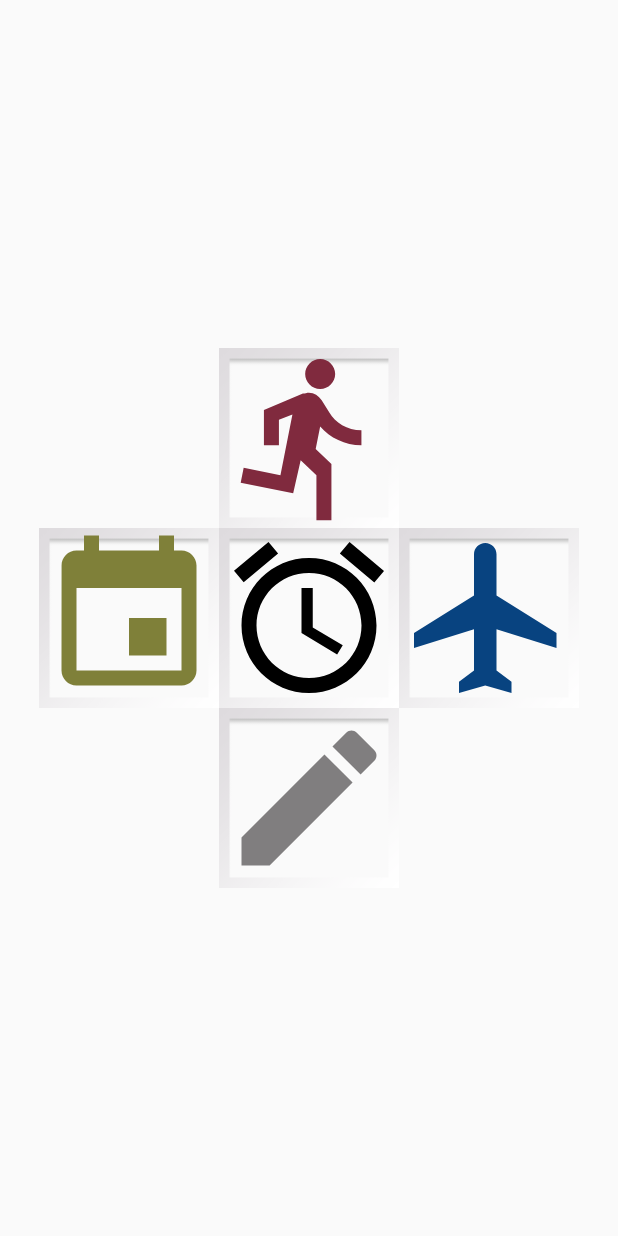
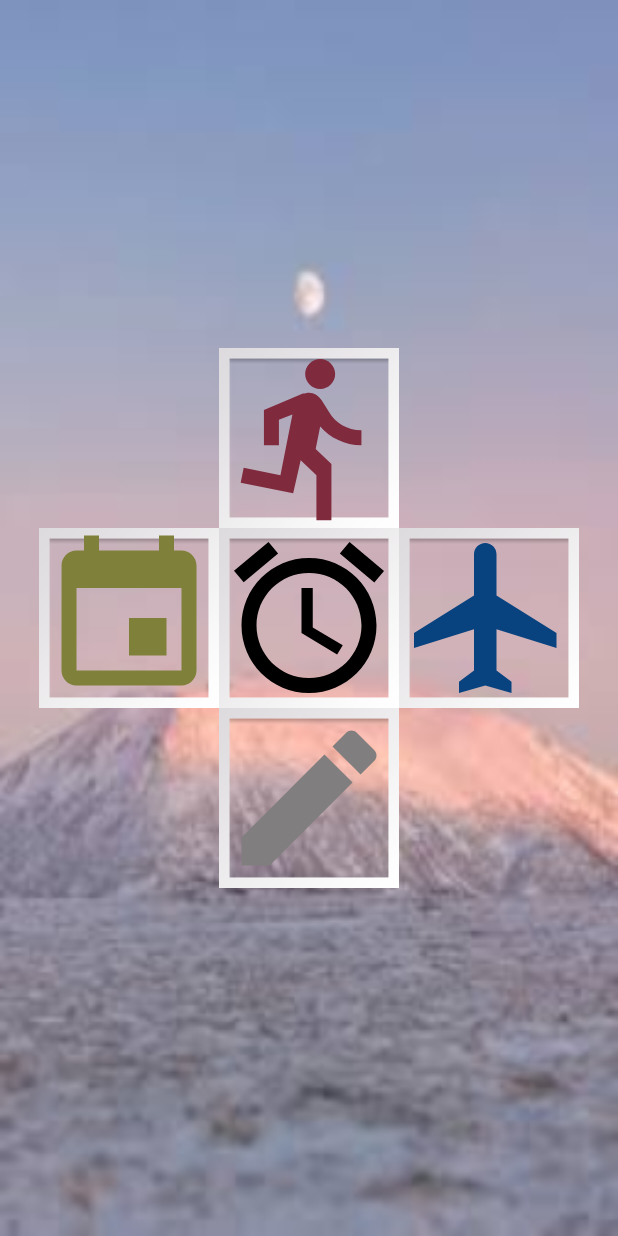
Before and after one commit to CharlesDaiii/DRY, an Android app: the Menu screen opened directly, with no data from a screen before it, on a phone screen of 412 x 824 dp. Run offline under Robolectric (Android 15) with nearby library versions, the phone set to English and light mode, and no system bars.

Commit message:
Jia add the back groud of the category page

```diff
--- a/app/src/main/res/layout/menu.xml
+++ b/app/src/main/res/layout/menu.xml
@@ -3,7 +3,8 @@
     xmlns:app="http://schemas.android.com/apk/res-auto"
     android:id="@+id/RelativeLayout1"
     android:layout_width="match_parent"
-    android:layout_height="match_parent" >
+    android:layout_height="match_parent"
+    android:background="@drawable/images">
 
     <ImageView
         android:id="@+id/scheduled"
```
Also changed, not shown: app/src/main/res/drawable/images.jpeg (added).
